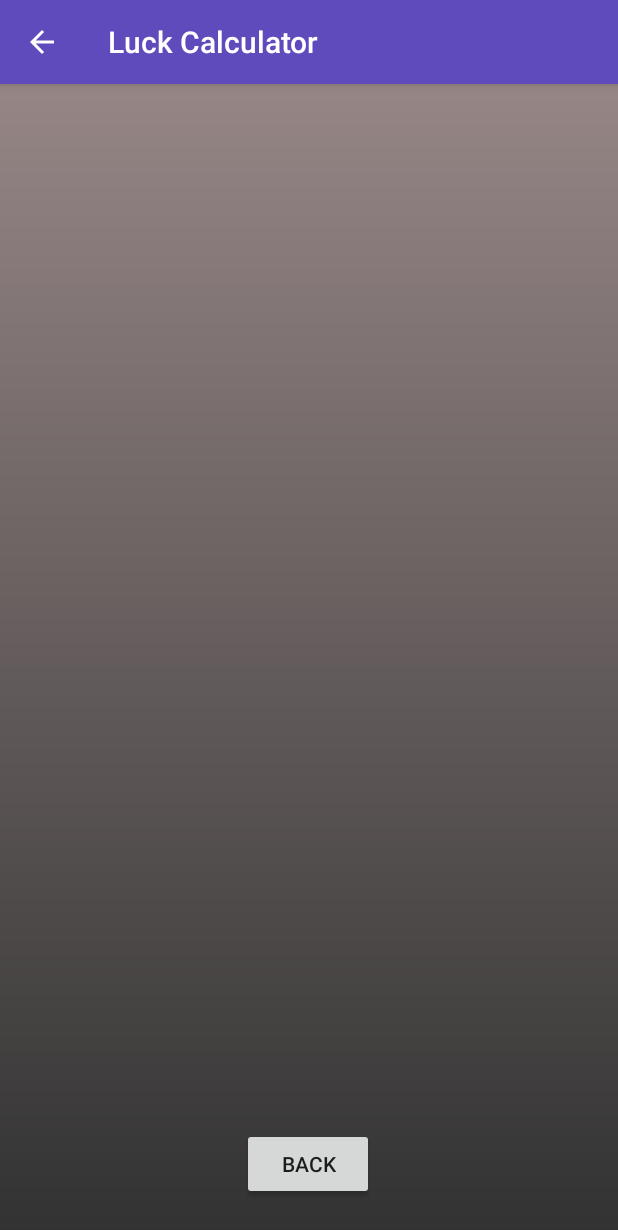
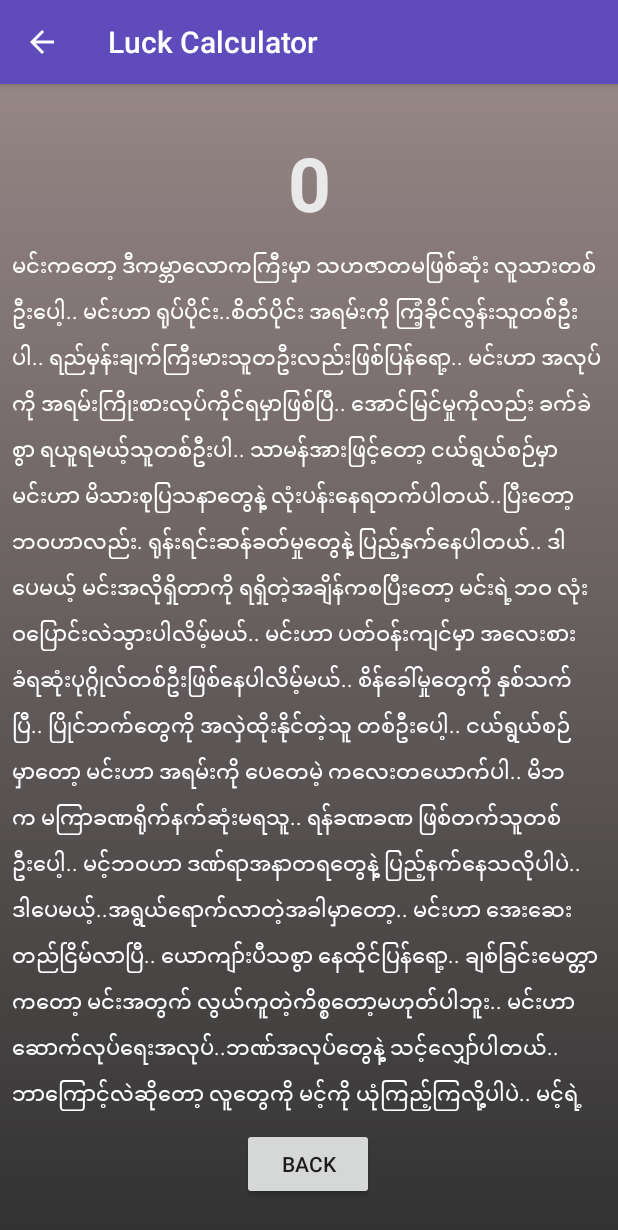
Before and after one commit to KaungMyat-Min/tuto-luck-calculator, an Android app: the screen it shows after launch (ResultActivity), after a tap on "CALCULATE", on a phone screen of 412 x 824 dp. Shown: the top 1230 px of the screen. Run offline under Robolectric (Android 15) with nearby library versions, the phone set to English and light mode, and no system bars; Roboto replaces fonts that are not available here.

Commit message:
finish result activity

```diff
--- a/app/src/main/java/com/kaungmyatmin/luckcalculator/MainActivity.kt
+++ b/app/src/main/java/com/kaungmyatmin/luckcalculator/MainActivity.kt
@@ -59,15 +59,18 @@ class MainActivity : AppCompatActivity() {
     private fun setListeners() {
 
         lblDob.setOnClickListener {
-
+            datePickerDialog.show()
         }
 
         tvDob.setOnClickListener {
-
+            datePickerDialog.show()
         }
 
         btnCalculate.setOnClickListener {
             val intent = Intent(this, ResultActivity::class.java)
+            intent.putExtra("year", year)
+            intent.putExtra("month", month)
+            intent.putExtra("day", day)
             startActivity(intent)
         }
     }
--- a/app/src/main/java/com/kaungmyatmin/luckcalculator/ResultActivity.kt
+++ b/app/src/main/java/com/kaungmyatmin/luckcalculator/ResultActivity.kt
@@ -14,6 +14,26 @@ class ResultActivity : AppCompatActivity() {
             //trigger clicking on back key on phone
             onBackPressed()
         }
+
+        val year = intent.getIntExtra("year", 0)
+        val month = intent.getIntExtra("month", 0)
+        val day = intent.getIntExtra("day", 0)
+
+        val result = calculate(year, month, day)
+        val resultId = when (result) {
+            1 -> R.string.dob_result_1
+            2 -> R.string.dob_result_2
+            3 -> R.string.dob_result_3
+            4 -> R.string.dob_result_4
+            5 -> R.string.dob_result_5
+            6 -> R.string.dob_result_6
+            7 -> R.string.dob_result_7
+            8 -> R.string.dob_result_8
+            else -> R.string.dob_result_9
+        }
+
+        tvResultNumber.text = result.toString()
+        tvResult.text = getString(resultId)
 
     }
 
```
